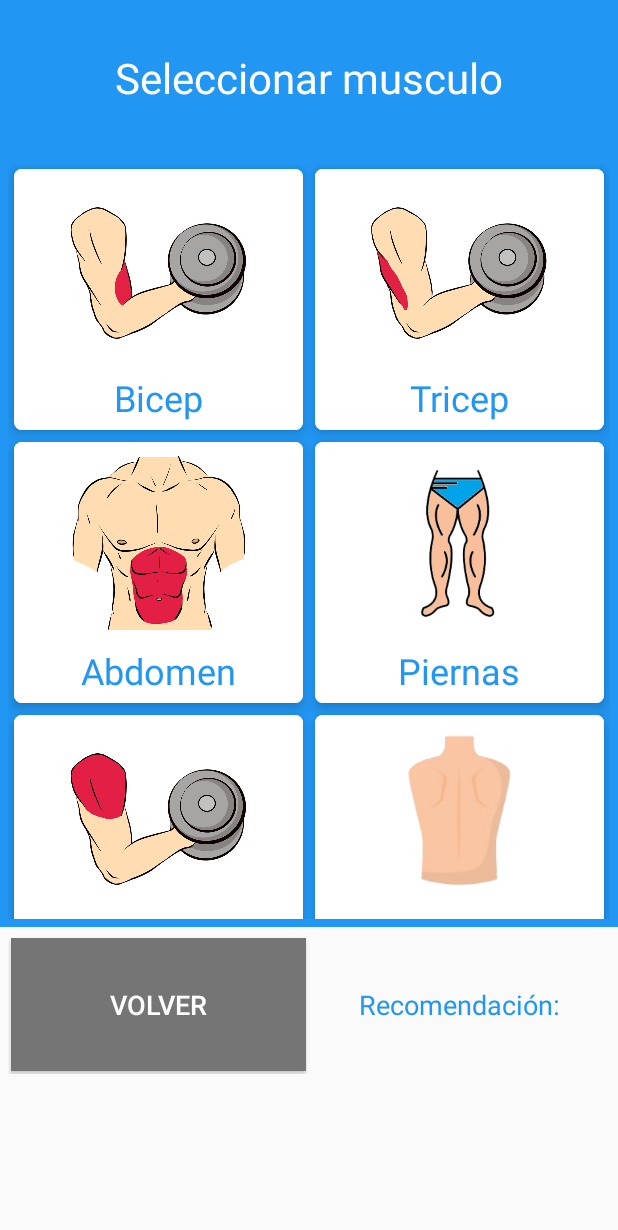
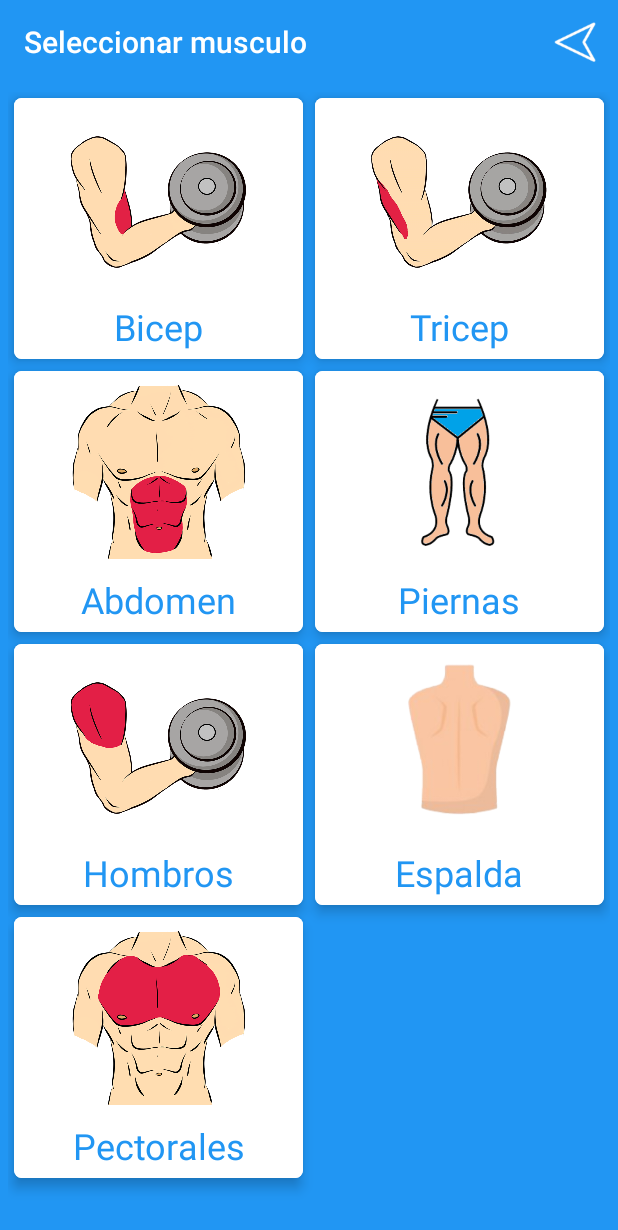
Before and after one commit to elPintozo/MyApp, an Android app: the SeleccionarMusculoController screen opened directly, with no data from a screen before it, on a phone screen of 412 x 824 dp. Shown: the top 1230 px of the screen. Run offline under Robolectric (Android 15) with nearby library versions, the phone set to English and light mode, and no system bars.

Commit message:
mejoras implementadas para simplificar la navegacion

```diff
--- a/app/src/main/java/com/thepintozo/myappgym/SeleccionarMusculoController.java
+++ b/app/src/main/java/com/thepintozo/myappgym/SeleccionarMusculoController.java
@@ -6,8 +6,11 @@ import android.os.Bundle;
 import android.support.v7.widget.GridLayoutManager;
 import android.support.v7.widget.LinearLayoutManager;
 import android.support.v7.widget.RecyclerView;
+import android.support.v7.widget.Toolbar;
+import android.view.Menu;
+import android.view.MenuInflater;
+import android.view.MenuItem;
 import android.view.View;
-import android.widget.ArrayAdapter;
 import android.widget.Button;
 
 import java.util.ArrayList;
@@ -18,7 +21,6 @@ import Resource.InfoMusculoSinConexion;
 
 public class SeleccionarMusculoController extends AppCompatActivity {
 
-    private Button btnVolver;
     private int idRutina;
     private ArrayList<Musculo> musculos;
 
@@ -26,10 +28,14 @@ public class SeleccionarMusculoController extends AppCompatActivity {
     private RecyclerView.LayoutManager layoutManager;
     private RecyclerView.Adapter adapter;
 
+    private Toolbar toolbar;
     @Override
     protected void onCreate(Bundle savedInstanceState) {
         super.onCreate(savedInstanceState);
         setContentView(R.layout.activity_seleccionar_musculo_controller);
+
+        toolbar = (Toolbar) findViewById(R.id.toolbar_seleccionar_musculo);
+        this.setSupportActionBar(toolbar);
         /******************************************************************************************/
         //recibo info de la activity anterior
         Intent i = getIntent();
@@ -58,21 +64,24 @@ public class SeleccionarMusculoController extends AppCompatActivity {
         recycler.setAdapter(adapter);
         /*----------------------------------------------------------------------------------------*/
         /******************************************************************************************/
-        //Inicializo los botones correspondientes a la vista
-        btnVolver = (Button)findViewById(R.id.btnVolverSeleccionarMusculo);
+    }
 
-        /******************************************************************************************/
-        //asignacion Onclick a los botones
-        /***************************
-         BOTON VOLVER
-         ***************************/
-        btnVolver.setOnClickListener(new View.OnClickListener() {
-            @Override
-            public void onClick(View view) {
+    @Override
+    public boolean onCreateOptionsMenu(Menu menu) {
+        MenuInflater inflater = getMenuInflater();
+        inflater.inflate(R.menu.option_toolbar_seleccionar_musculo,menu);
+        return super.onCreateOptionsMenu(menu);
+    }
+
+    @Override
+    public boolean onOptionsItemSelected(MenuItem item) {
+        switch (item.getItemId()){
+            case R.id.volver_seleccionar_musculo:
                 finish();
                 Intent i = new Intent(SeleccionarMusculoController.this, MiRutinaController.class);
                 startActivity(i);
-            }
-        });
+            default:
+                return super.onOptionsItemSelected(item);
+        }
     }
 }
--- a/app/src/main/res/layout/activity_seleccionar_musculo_controller.xml
+++ b/app/src/main/res/layout/activity_seleccionar_musculo_controller.xml
@@ -6,26 +6,16 @@
     android:layout_height="match_parent"
     tools:context="com.thepintozo.myappgym.SeleccionarMusculoController">
 
+    <include
+        android:id="@+id/toolbar_seleccionar_musculo"
+        layout="@layout/toolbar_seleccionar_musculo"/>
+
     <LinearLayout
         android:orientation="vertical"
         android:layout_width="match_parent"
         android:layout_height="match_parent"
         android:layout_weight="1"
         android:background="@color/colorPrimary">
-
-        <LinearLayout
-            android:orientation="horizontal"
-            android:layout_width="match_parent"
-            android:layout_height="match_parent"
-            android:layout_weight="5">
-
-            <TextView
-                android:layout_width="match_parent"
-                android:layout_height="match_parent"
-                android:text="@string/tittleSelectMuscle"
-                android:id="@+id/textView5"
-                style="@style/styleTittle" />
-        </LinearLayout>
 
         <LinearLayout
             android:orientation="horizontal"
@@ -44,44 +34,4 @@
         </LinearLayout>
     </LinearLayout>
 
-    <LinearLayout
-        android:layout_width="match_parent"
-        android:layout_height="match_parent"
-        android:layout_weight="3"
-        android:orientation="vertical">
-
-        <LinearLayout
-            android:layout_width="match_parent"
-            android:layout_height="match_parent"
-            android:layout_weight="1"
-            android:layout_margin="5dp">
-
-            <Button
-                android:layout_width="0dp"
-                android:layout_height="match_parent"
-                android:text="@string/btnReturnSelectedMuscle"
-                android:id="@+id/btnVolverSeleccionarMusculo"
-                android:layout_weight="1"
-                style="@style/styleTextButtom"
-                android:background="@color/colorSecondaryText"
-                android:layout_margin="2dp" />
-
-            <TextView
-                android:layout_width="0dp"
-                android:layout_height="match_parent"
-                android:text="@string/lblrecommendation"
-                android:id="@+id/txtRecomendacionSeleccionarMusculo"
-                android:layout_weight="1"
-                style="@style/styleSubTittle"
-                android:textColor="@color/colorPrimary"
-                android:layout_margin="2dp" />
-
-        </LinearLayout>
-
-        <LinearLayout
-            android:orientation="vertical"
-            android:layout_width="match_parent"
-            android:layout_height="match_parent"
-            android:layout_weight="1"></LinearLayout>
-    </LinearLayout>
 </LinearLayout>
--- /dev/null
+++ b/app/src/main/res/layout/toolbar_seleccionar_musculo.xml
@@ -0,0 +1,11 @@
+<?xml version="1.0" encoding="utf-8"?>
+<android.support.v7.widget.Toolbar xmlns:android="http://schemas.android.com/apk/res/android"
+    android:layout_width="match_parent"
+    android:layout_height="wrap_content"
+    xmlns:app="http://schemas.android.com/apk/res-auto"
+    android:background="@color/colorPrimary"
+    app:title="@string/tittleSelectMuscle"
+    app:titleTextColor="@color/colorIcons"
+    app:theme="@style/ThemeOverlay.AppCompat.Dark.ActionBar">
+
+</android.support.v7.widget.Toolbar>
--- /dev/null
+++ b/app/src/main/res/menu/option_toolbar_seleccionar_musculo.xml
@@ -0,0 +1,12 @@
+<?xml version="1.0" encoding="utf-8"?>
+<menu xmlns:android="http://schemas.android.com/apk/res/android"
+    xmlns:tools="http://schemas.android.com/tools"
+    xmlns:app="http://schemas.android.com/apk/res-auto"
+    tools:context=".SeleccionarMusculoController">
+    <item
+        android:id="@+id/volver_seleccionar_musculo"
+        android:icon="@mipmap/back"
+        android:title="volver"
+        app:showAsAction="always"/>
+
+</menu>
--- a/app/src/main/res/values/string_vista_mi_rutina.xml
+++ b/app/src/main/res/values/string_vista_mi_rutina.xml
@@ -2,6 +2,6 @@
 <resources>
     <string name="btnFinishedRoutine">No más por hoy</string>
     <string name="btnaddExercise">Añadir Ejercicio</string>
-    <string name="lblTittleMyRoutine">Mi Rutina de hoy</string>
+    <string name="lblTittleMyRoutine">Hoy</string>
     <string name="lblTime">Tiempo total: </string>
 </resources>
--- a/app/src/main/res/values/string_vista_seleccionar_ejercicio.xml
+++ b/app/src/main/res/values/string_vista_seleccionar_ejercicio.xml
@@ -1,6 +1,4 @@
 <?xml version="1.0" encoding="utf-8"?>
 <resources>
     <string name="tittleSelectExercise">Seleccionar ejercicio</string>
-    <string name="btnReturnSelectExercise">Volver</string>
-    <string name="lblrecommendationSelectExercise">Recomendación: </string>
 </resources>
--- a/app/src/main/res/values/string_vista_seleccionar_musculo.xml
+++ b/app/src/main/res/values/string_vista_seleccionar_musculo.xml
@@ -1,6 +1,4 @@
 <?xml version="1.0" encoding="utf-8"?>
 <resources>
-    <string name="btnReturnSelectedMuscle">Volver</string>
-    <string name="lblrecommendation">Recomendación:</string>
     <string name="tittleSelectMuscle">Seleccionar musculo</string>
 </resources>
--- a/app/src/main/res/values/string_vista_ultimos_ejercicios.xml
+++ b/app/src/main/res/values/string_vista_ultimos_ejercicios.xml
@@ -1,6 +1,6 @@
 <?xml version="1.0" encoding="utf-8"?>
 <resources>
-    <string name="btnRoutineStart">Comenzar nueva Rutina</string>
+    <string name="btnRoutineStart">Comenzar Rutina</string>
     <string name="btnRetournMain">Volver</string>
-    <string name="lblTitleRoutineStart">Últimos Musculos ejercitados</string>
+    <string name="lblTitleRoutineStart">Rutina anterior</string>
 </resources>
```
Also changed, not shown: app/src/main/java/com/thepintozo/myappgym/SeleccionarEjercicioController.java (+24 -14 lines), app/src/main/res/layout/activity_seleccionar_ejercicio_controller.xml (+3 -54 lines), app/src/main/res/layout/toolbar_seleccionar_ejercicio.xml (added, +11 -0 lines), app/src/main/res/menu/option_toolbar_seleccionar_ejercicio.xml (added, +13 -0 lines), app/src/main/res/mipmap-mdpi/back.png (added), app/src/main/res/mipmap-xhdpi/back.png (added), app/src/main/res/mipmap-xxhdpi/back.png (added), app/src/main/res/mipmap-xxxhdpi/back.png (added).
